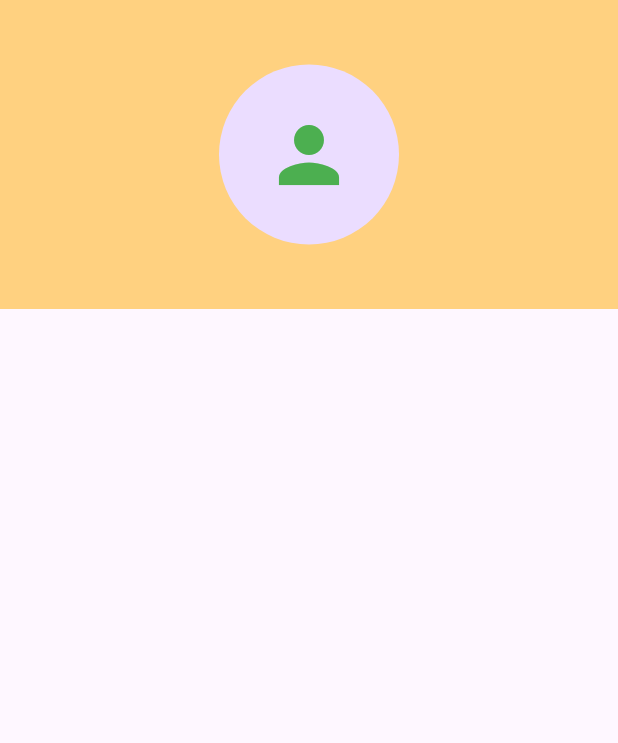
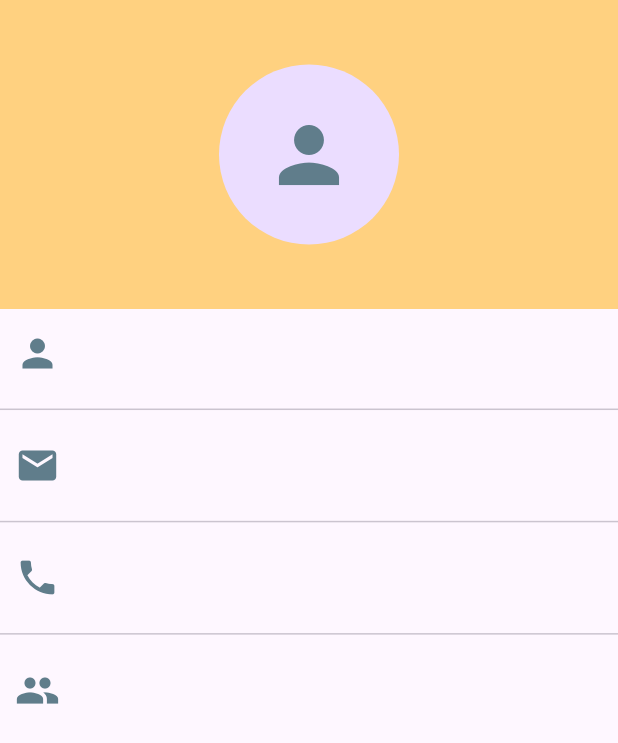
Before and after one commit to zuberypima/visitors-manager, a Flutter app: the Profilescreen screen opened directly, on a phone screen of 412 x 824 dp. Shown: the top 743 px of the screen. Run offline on Flutter 3.47's test engine with Material 3 defaults, Android fonts, the phone set to English and light mode, and no system bars; our stand-ins replace cloud_firestore, firebase_auth, firebase_core, get, shared_preferences; accounts and stored records are empty.

Commit message:
profile page done

```diff
--- a/lib/main.dart
+++ b/lib/main.dart
@@ -41,7 +41,7 @@ class MyApp extends StatelessWidget {
         colorScheme: ColorScheme.fromSeed(seedColor: Colors.deepPurple),
         useMaterial3: true,
       ),
-      home:Profilescreen(),
+      home:HomePage(),
     );
   }
 }
--- a/lib/screens/mobileView/mobileVisitorsView.dart
+++ b/lib/screens/mobileView/mobileVisitorsView.dart
@@ -11,7 +11,10 @@ class _MobileVisitorsViewState extends State<MobileVisitorsView> {
   @override
   Widget build(BuildContext context) {
     return Scaffold(
-      body: Center(child: Text("My visitors"),),
+      backgroundColor: Colors.orange[200],
+      body: Center(
+        child: Text("My visitors"),
+      ),
     );
   }
 }
--- a/lib/screens/mobileView/profileScreen.dart
+++ b/lib/screens/mobileView/profileScreen.dart
@@ -1,3 +1,4 @@
+import 'package:cloud_firestore/cloud_firestore.dart';
 import 'package:flutter/material.dart';
 
 class Profilescreen extends StatefulWidget {
@@ -11,7 +12,22 @@ class _ProfilescreenState extends State<Profilescreen> {
   @override
   Widget build(BuildContext context) {
     return Scaffold(
-      body: ListView(
+        body: FutureBuilder<DocumentSnapshot>(
+      future: FirebaseFirestore.instance.collection('UserDatils').doc('pima@g.com').get(),
+      builder:
+          (BuildContext context, AsyncSnapshot<DocumentSnapshot> snapshot) {
+        if (snapshot.hasError) {
+          return Center(child: Text("Something went wrong"));
+        }
+
+        if (snapshot.hasData && !snapshot.data!.exists) {
+          return Center(child: Text("Document does not exist"));
+        }
+
+        if (snapshot.connectionState == ConnectionState.done) {
+          Map<String, dynamic> data =
+              snapshot.data!.data() as Map<String, dynamic>;
+          return ListView(
             children: [
               Container(
                 height: MediaQuery.of(context).size.height / 4,
@@ -22,13 +38,58 @@ class _ProfilescreenState extends State<Profilescreen> {
                     child: Icon(
                       Icons.person,
                       size: 60,
-                  color: Colors.green,
+                      color: Colors.blueGrey,
                     ),
                   ),
                 ),
+              ),
+              detailContainer(
+                Icons.person,
+                data['LastName'],
+              ),
+              Divider(),
+              detailContainer(
+                Icons.email,
+                data['Email'],
+              ),
+                            Divider(),
+
+              detailContainer(
+                Icons.phone,
+                data['PhoneNumber'],
+              ),
+                            Divider(),
+
+               detailContainer(
+                Icons.group,
+                data['DepartmentName'],
               )
+            ],
+          );
+        }
 
+        return Center(child: CircularProgressIndicator(),);
+      },
+    ));
+  }
+
+  Widget detailContainer(IconData iconData, String label) {
+    return Padding(
+      padding: const EdgeInsets.only(left: 10),
+      child: Container(
+        height: MediaQuery.of(context).size.height / 14,
+        child: Row(
+          children: [
+            Icon(iconData, size: 30, color: Colors.blueGrey),
+            SizedBox(
+              width: 10,
+            ),
+            Text(
+              label,
+              style: TextStyle(fontSize: 18, color: Colors.blueGrey),
+            )
           ],
+        ),
       ),
     );
   }
```
Lines whose indentation alone changed are shown as unchanged.
